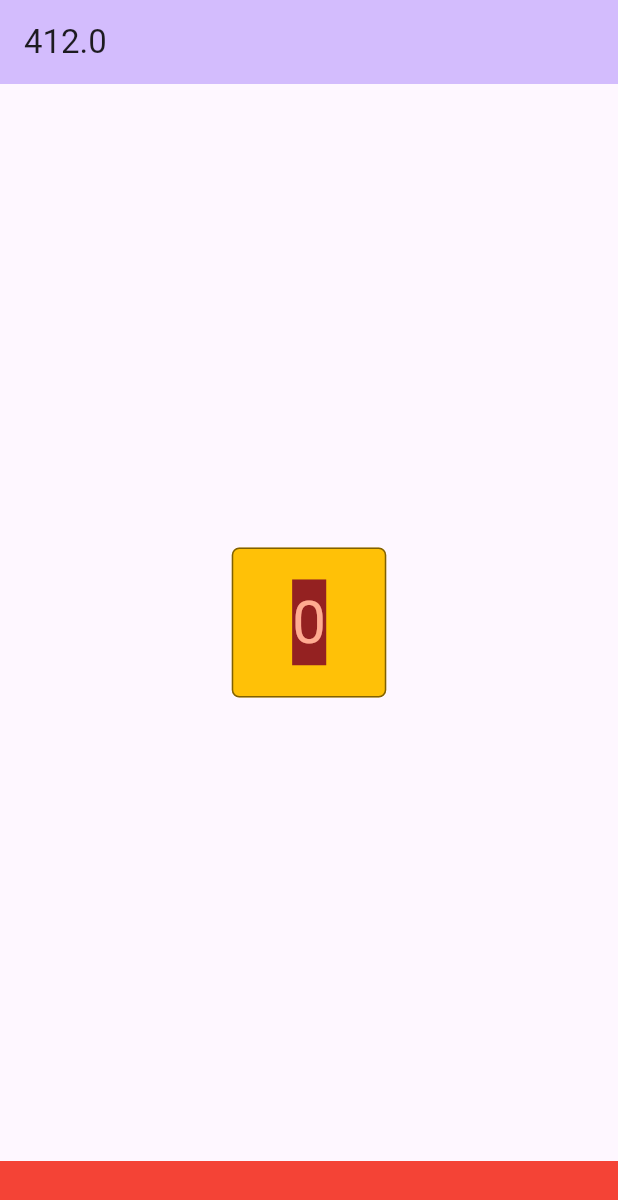
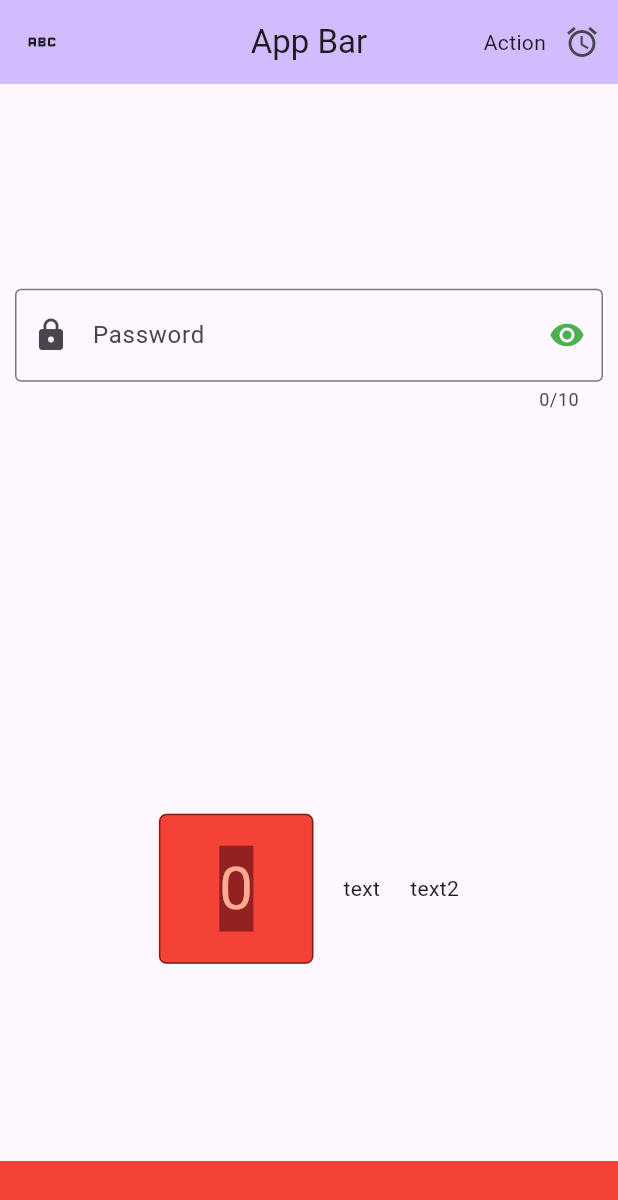
Before and after one commit to AboodAyyash/flutter-feb-2024, a Flutter app: the screen it shows after launch, on a phone screen of 412 x 824 dp. Shown: the top 1200 px of the screen. Run offline on Flutter 3.47's test engine with Material 3 defaults, Android fonts, the phone set to English and light mode, and no system bars.

Commit message:
31-3-2024

```diff
--- a/lib/main.dart
+++ b/lib/main.dart
@@ -1,4 +1,5 @@
 import 'package:flutter/material.dart';
+import 'package:flutter/widgets.dart';
 
 void main() {
   runApp(const MyApp());
@@ -10,6 +11,7 @@ class MyApp extends StatelessWidget {
   @override
   Widget build(BuildContext context) {
     return MaterialApp(
+      debugShowCheckedModeBanner: false,
       title: 'Flutter Demo',
       theme: ThemeData(
         colorScheme: ColorScheme.fromSeed(seedColor: Colors.deepPurple),
@@ -30,6 +32,14 @@ class MyHomePage extends StatefulWidget {
 class _MyHomePageState extends State<MyHomePage> {
   int _counter = 0;
 
+  bool isScure = true;
+
+  String password = "";
+
+  IconData passIcon = Icons.remove_red_eye;
+
+  TextEditingController textEditingController = TextEditingController();
+
   @override
   Widget build(BuildContext context) {
     var width = MediaQuery.of(context).size.width;
@@ -40,17 +50,108 @@ class _MyHomePageState extends State<MyHomePage> {
         height: 50,
       ),
       appBar: AppBar(
+        centerTitle: true,
+        leading: Icon(Icons.abc),
+        elevation: 0,
+        titleSpacing: 0,
         backgroundColor: Theme.of(context).colorScheme.inversePrimary,
-        title: Text(
-          width.toString(),
+        title: Text("App Bar"),
+        actions: [
+          Text("Action"),
+          IconButton(
+            onPressed: () {
+              print("object");
+            },
+            icon: Icon(Icons.alarm),
+          ),
+        ],
+      ),
+      body: Column(
+        mainAxisAlignment: MainAxisAlignment.spaceAround,
+        children: [
+          Container(
+            padding: EdgeInsets.symmetric(horizontal: 10, vertical: 5),
+            child: TextField(
+              // enabled: false,
+              autofocus: false,
+              keyboardType: TextInputType.text,
+              maxLength: 10,
+              maxLines: 1,
+              obscureText: isScure,
+              obscuringCharacter: "*",
+              readOnly: false,
+              textAlign: TextAlign.center,
+              style: const TextStyle(
+                fontSize: 20,
+                color: Colors.red,
+              ),
+              decoration: InputDecoration(
+                border: OutlineInputBorder(),
+                hintText: "Enter Here Your Password",
+                labelText: "Password",
+                hintStyle: TextStyle(
+                  color: Colors.grey,
+                ),
+                prefixIcon: Icon(Icons.lock),
+                suffixIcon: IconButton(
+                  icon: Icon(
+                    passIcon,
+                    color: Colors.green,
+                  ),
+                  onPressed: () {
+                    setState(() {
+                      isScure = !isScure;
+
+                      if (isScure) {
+                        passIcon = Icons.remove_red_eye;
+                      } else {
+                        passIcon = Icons.visibility_off;
+                      }
+                    });
+                    print(textEditingController.text);
+                  },
                 ),
               ),
-      body: Center(
-        child: Row(
+              controller: textEditingController,
+              onChanged: (value) {
+                password = value;
+                print(textEditingController.text);
+              },
+              onSubmitted: (value) {
+                print(value);
+              },
+              onTap: () {
+                print("OnTap");
+              },
+            ),
+          ),
+          customRow(width),
+        ],
+      ),
+    );
+  }
+
+  Widget customRow(width) {
+    return Row(
       mainAxisAlignment: MainAxisAlignment.center,
       children: [
-            InkWell(
+        customButton(width, color: Colors.red),
+        SizedBox(
+          width: 20,
+        ),
+        Text("text"),
+        SizedBox(
+          width: 20,
+        ),
+        Text("text2"),
+      ],
+    );
+  }
+
+  Widget customButton(width, {color = Colors.amber}) {
+    return InkWell(
       onTap: () {
+        print("password $password");
         cal();
       },
       child: Container(
@@ -58,7 +159,7 @@ class _MyHomePageState extends State<MyHomePage> {
         height: 100,
         alignment: Alignment.center,
         decoration: BoxDecoration(
-                  color: Colors.amber,
+          color: color,
           borderRadius: BorderRadius.circular(5),
           border: Border.all(
             width: 1,
@@ -69,14 +170,10 @@ class _MyHomePageState extends State<MyHomePage> {
           _counter.toString(),
           style: TextStyle(
             fontSize: 40,
-                    backgroundColor: const Color.fromARGB(
-                        255, 148, 33, 33), //Color(0xFF000000),
+            backgroundColor:
+                const Color.fromARGB(255, 148, 33, 33), //Color(0xFF000000),
             color: Colors.deepOrange[200],
           ),
-                ),
-              ),
-            ),
-          ],
         ),
       ),
     );
@@ -89,3 +186,6 @@ class _MyHomePageState extends State<MyHomePage> {
     });
   }
 }
+
+
+// Login Page has (userName and password TF, Login Button => print userName and password TFs Data)
```
Lines whose indentation alone changed are shown as unchanged.
